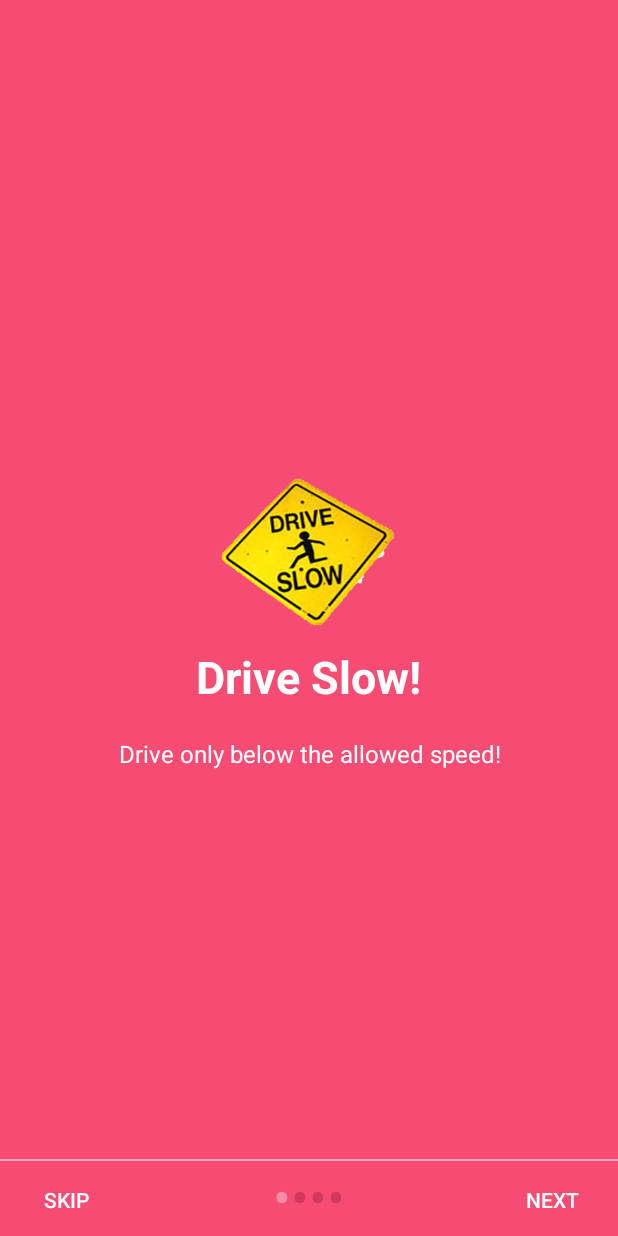
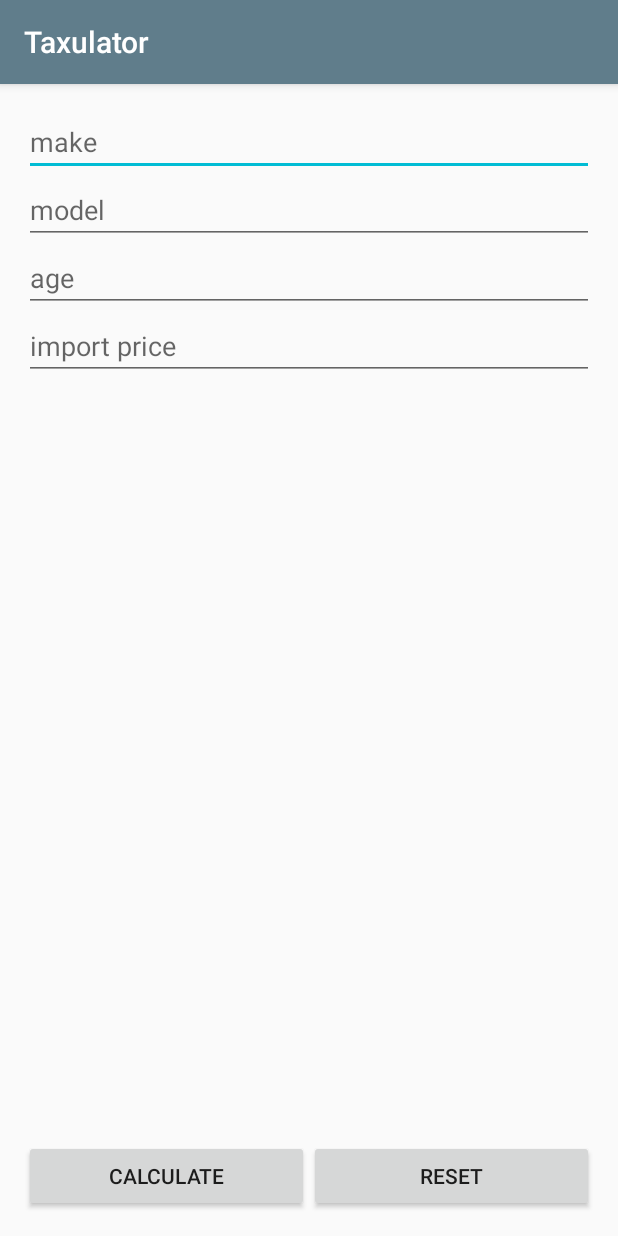
Before and after one commit to KidusMT/Taxulator, an Android app: the screen it shows after launch (LandingActivity before the commit, HomeActivity after it), on a phone screen of 412 x 824 dp. Run offline under Robolectric (Android 15) with nearby library versions, the phone set to English and light mode, and no system bars.

Commit message:
done with the home screen design

```diff
--- a/app/build.gradle
+++ b/app/build.gradle
@@ -24,8 +24,11 @@ android {
 
 dependencies {
     implementation fileTree(include: ['*.jar'], dir: 'libs')
+
     implementation 'com.android.support:appcompat-v7:26.1.0'
     implementation 'com.android.support.constraint:constraint-layout:1.0.2'
+
+
     testImplementation 'junit:junit:4.12'
     androidTestImplementation 'com.android.support.test:runner:1.0.1'
     androidTestImplementation 'com.android.support.test.espresso:espresso-core:3.0.1'
--- a/app/src/main/AndroidManifest.xml
+++ b/app/src/main/AndroidManifest.xml
@@ -3,6 +3,7 @@
     package="com.gmail.kidusmamuye.taxulator">
 
     <application
+        android:name=".util.App"
         android:allowBackup="true"
         android:icon="@mipmap/ic_launcher"
         android:label="@string/app_name"
@@ -10,8 +11,7 @@
         android:supportsRtl="true"
         android:theme="@style/AppTheme">
 
-        <activity android:name=".ui.LandingActivity"
-            android:theme="@style/AppTheme.no_toolbar.fullscreen">
+        <activity android:name=".ui.HomeActivity">
             <intent-filter>
                 <action android:name="android.intent.action.MAIN" />
 
@@ -19,7 +19,7 @@
             </intent-filter>
         </activity>
 
-        <activity android:name=".ui.HomeActivity"/>
+        <activity android:name=".ui.LandingActivity"/>
     </application>
 
 </manifest>
--- a/app/src/main/java/com/gmail/kidusmamuye/taxulator/ui/HomeActivity.java
+++ b/app/src/main/java/com/gmail/kidusmamuye/taxulator/ui/HomeActivity.java
@@ -1,6 +1,5 @@
 package com.gmail.kidusmamuye.taxulator.ui;
 
-import android.support.v7.app.AppCompatActivity;
 import android.os.Bundle;
 
 import com.gmail.kidusmamuye.taxulator.R;
--- a/app/src/main/res/layout/activity_home.xml
+++ b/app/src/main/res/layout/activity_home.xml
@@ -1,18 +1,57 @@
 <?xml version="1.0" encoding="utf-8"?>
-<android.support.constraint.ConstraintLayout xmlns:android="http://schemas.android.com/apk/res/android"
-    xmlns:app="http://schemas.android.com/apk/res-auto"
+<RelativeLayout xmlns:android="http://schemas.android.com/apk/res/android"
     xmlns:tools="http://schemas.android.com/tools"
     android:layout_width="match_parent"
     android:layout_height="match_parent"
-    tools:context="com.gmail.kidusmamuye.taxulator.ui.HomeActivity">
+    android:layout_margin="@dimen/activity_horizontal_margin"
+    tools:context="com.gmail.kidusmamuye.taxulator.ui.HomeActivity"
+    android:orientation="vertical">
 
-    <TextView
-        android:layout_width="wrap_content"
-        android:layout_height="wrap_content"
-        android:text="Hello World!"
-        app:layout_constraintBottom_toBottomOf="parent"
-        app:layout_constraintLeft_toLeftOf="parent"
-        app:layout_constraintRight_toRightOf="parent"
-        app:layout_constraintTop_toTopOf="parent" />
+    <EditText
+        android:hint="@string/make"
+        android:id="@+id/car_make"
+        android:layout_width="match_parent"
+        android:layout_height="wrap_content" />
+    <EditText
+        android:layout_below="@id/car_make"
+        android:hint="@string/model"
+        android:id="@+id/car_model"
+        android:layout_width="match_parent"
+        android:layout_height="wrap_content" />
 
-</android.support.constraint.ConstraintLayout>
+    <EditText
+        android:layout_below="@id/car_model"
+        android:hint="@string/age"
+        android:id="@+id/car_age"
+        android:layout_width="match_parent"
+        android:layout_height="wrap_content" />
+
+    <EditText
+        android:layout_below="@id/car_age"
+        android:hint="@string/import_price"
+        android:id="@+id/car_import_price"
+        android:layout_width="match_parent"
+        android:layout_height="wrap_content" />
+
+    <LinearLayout
+        android:layout_alignParentBottom="true"
+        android:weightSum="2"
+        android:orientation="horizontal"
+        android:layout_width="match_parent"
+        android:layout_height="wrap_content">
+
+        <Button
+            android:text="@string/Calculate"
+            android:layout_weight="1"
+            android:layout_width="0sp"
+            android:layout_height="wrap_content" />
+        <Button
+            android:text="@string/reset"
+            android:layout_weight="1"
+            android:layout_width="0sp"
+            android:layout_height="wrap_content" />
+
+    </LinearLayout>
+
+
+</RelativeLayout>
--- a/app/src/main/res/values/strings.xml
+++ b/app/src/main/res/values/strings.xml
@@ -19,5 +19,11 @@
     <string name="slide_4_desc">If accident happen save your record!</string>
 
     <string name="play_again">Play Again</string>
+    <string name="make">make</string>
+    <string name="model">model</string>
+    <string name="age">age</string>
+    <string name="import_price">import price</string>
+    <string name="Calculate">Calculate</string>
+    <string name="reset">reset</string>
 
 </resources>
```
Also changed, not shown: app/src/main/java/com/gmail/kidusmamuye/taxulator/ui/LandingActivity.java (+5 -2 lines).
